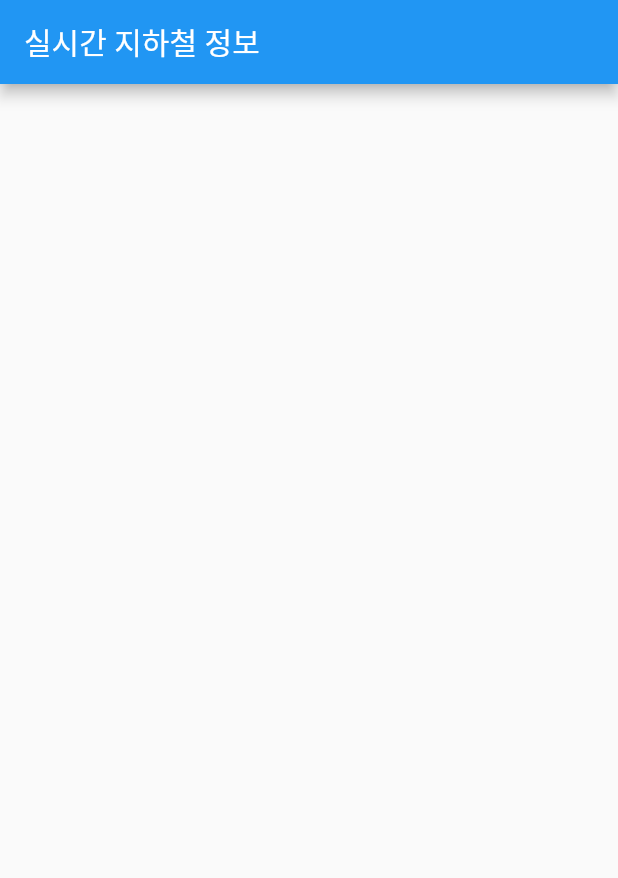
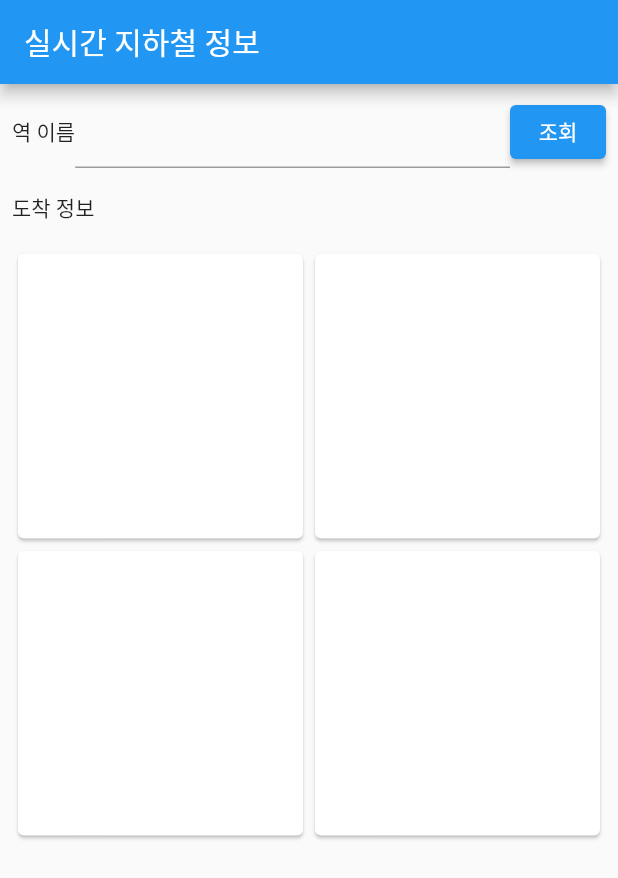
Before and after one commit to kyoungkyoung/subway_on_air, a Flutter app: the screen it shows after launch, on a phone screen of 412 x 824 dp. Shown: the top 878 px of the screen. Run offline on Flutter 3.47's test engine with Material 2 defaults, Android fonts, the phone set to English and light mode, and no system bars.

Commit message:
subway_on_air ui 틀

```diff
--- a/lib/ui/subway_on_air.dart
+++ b/lib/ui/subway_on_air.dart
@@ -8,13 +8,58 @@ class SubwayOnAir extends StatefulWidget {
 }
 
 class _SubwayOnAirState extends State<SubwayOnAir> {
+  final _subwayController = TextEditingController();
+
   @override
   Widget build(BuildContext context) {
     return Scaffold(
-      appBar: AppBar(
-        title: const Text('실시간 지하철 정보'),
-      ),
-
-    );
+        appBar: AppBar(
+          title: const Text('실시간 지하철 정보'),
+        ),
+        body: ListView(
+          children: [
+            Padding(
+              padding: const EdgeInsets.all(8.0),
+              child: Row(
+                children: [
+                  const Text('역 이름'),
+                  Expanded(
+                    child: TextFormField(
+                      controller: _subwayController,
+                    ),
+                  ),
+                  ElevatedButton(
+                    onPressed: () {},
+                    child: const Text('조회'),
+                  )
+                ],
+              ),
+            ),
+            const Padding(
+              padding: EdgeInsets.all(8.0),
+              child: Text('도착 정보'),
+            ),
+            GridView.count(
+              padding: const EdgeInsets.all(8.0),
+              shrinkWrap: true,
+              physics: const NeverScrollableScrollPhysics(),
+              crossAxisCount: 2,
+              children: [
+                Card(
+                  child: ListTile(),
+                ),
+                Card(
+                  child: ListTile(),
+                ),
+                Card(
+                  child: ListTile(),
+                ),
+                Card(
+                  child: ListTile(),
+                ),
+              ],
+            ),
+          ],
+        ));
   }
 }
```
